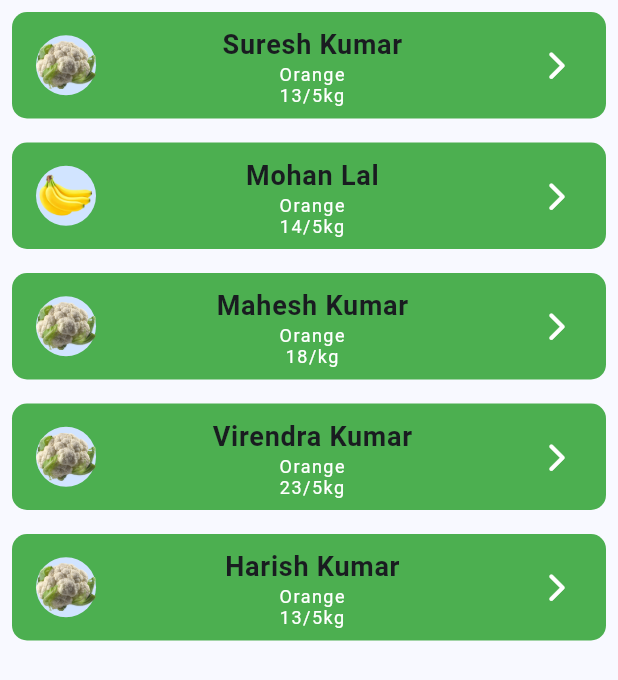
After one commit to AyushMaanTyagi/krishi-Haat, a Flutter app: the HomeScreen screen opened directly, after a tap on "Orange", on a phone screen of 412 x 824 dp. The commit adds this screen. Shown: the top 680 px of the screen. Run offline on Flutter 3.47's test engine with Material 3 defaults, Android fonts, the phone set to English and light mode, and no system bars; our stand-ins replace carousel_slider, cloud_firestore, firebase_core, flutter_svg, font_awesome_flutter; accounts and stored records are empty.

Commit message:
Adding Models and Display farmer List based on crop selected

```diff
--- /dev/null
+++ b/lib/Models/CategoryModel.dart
@@ -0,0 +1,27 @@
+
+class  Categorymodel {
+  String? imagePath;
+  String? name;
+   String? cat;
+   String? price;
+Categorymodel({required this.cat,this.imagePath,this.name,this.price});
+Map<String ,dynamic>toMap()
+{
+  return{
+    'imagePath':imagePath,
+    'name':name,
+    'cat':cat,
+    'price':price
+  };
+}
+
+Categorymodel.fromMap(Map<String ,dynamic>map)
+{
+  cat=map['cat'];
+  price=map['price'];
+  imagePath=map['imagePath'];
+  name=map['name'];
+
+}
+
+}
--- /dev/null
+++ b/lib/Models/farmerModel.dart
@@ -0,0 +1,36 @@
+import 'package:flutter_application_1/Models/CategoryModel.dart';
+
+class Farmermodel {
+  String name; // this is farmer name
+  String? pic; // this is farmer's profile picture
+  List<Categorymodel>
+      farmercroplist; // this list contains all the crops harvested by farmer and uploaded on our app to sell
+
+  // Categorymodel??
+  // Categorymodel is any vegetable,fruit or edible item sold by farmer
+  // Categorymodel kind of DataType which stores the properties of particular item and it contains general attributes like
+  // like -> name of item, picture of item, price of item set by farmer, and the category in which that item lies.
+  // Example ->Categorymodel gobhiByfarmer_Ramesh Categorymodel(cat: "vegetable",name: 'Gobhi',imagePath: 'assets/gobhi.png',price:'20Rs/5Kg')
+
+  // List<Categorymodel>
+  // This list contains all the edible item sold by particular farmer
+
+  Farmermodel(
+      {required this.farmercroplist, required this.name, required this.pic,required this.Farmerkicrops});
+
+
+
+  // How to access this list to pass its values as parameter in app ui?
+  // ex. farmers[0].name=Ramesh Kumar
+  // farmers[0].farmercroplist[0].name=Gobhi
+
+  // Map<String, dynamic>toMap()
+  // {
+  //   return {
+  //     "name":name,
+  //     "pic":pic,
+  //   };
+  // }
+  List<Map<dynamic,dynamic>>Farmerkicrops=[{'Gobhi':'20/5kg','Onion':'30/5kg','Banana':'12/3dozen'},{'Orange':'13/5kg'}];
+
+}
--- /dev/null
+++ b/lib/Uicomponent/searchfarmer.dart
@@ -0,0 +1,32 @@
+import 'dart:developer';
+
+import 'package:flutter_application_1/Models/farmerModel.dart';
+
+ List<Farmermodel>SearchByCrop({required List<Farmermodel>farmer,required String crop,required String cat})
+  {
+    List<Farmermodel>newlist=[];
+    log("farmer:$farmer");
+    log("crop:$crop and Cat:$cat");
+    for (var givenFarmer in farmer)
+    {
+      // for (var fooditem in givenFarmer.farmercroplist)
+      // {
+      //   log("${fooditem.cat!},${fooditem.name!}");
+      //   if(fooditem.cat!.compareTo(cat)==0 && fooditem.name!.compareTo(crop)==0)
+      //   {
+      //     newlist.add(givenFarmer);
+      //   }
+      // }
+
+      if(cat=="Vegetables")
+      {
+        givenFarmer.Farmerkicrops[0].containsKey(crop)==true?newlist.add(givenFarmer):0;
+      }
+      else
+      {
+        givenFarmer.Farmerkicrops[1].containsKey(crop)==true?newlist.add(givenFarmer):0;
+      }
+    }
+    log("newlist1:$newlist");
+    return newlist;
+  }
--- a/lib/main.dart
+++ b/lib/main.dart
@@ -21,7 +21,7 @@ class MyApp extends StatelessWidget {
         useMaterial3: true,
       ),
       debugShowCheckedModeBanner: false,
-      home: HomeScreen(),
+      home: Welcome(),
     );
   }
 }
--- /dev/null
+++ b/lib/pages/displayFarmerlist.dart
@@ -0,0 +1,143 @@
+import 'dart:developer';
+
+import 'package:flutter/material.dart';
+import 'package:flutter_application_1/Models/CategoryModel.dart';
+import 'package:flutter_application_1/Models/farmerModel.dart';
+import 'package:flutter_application_1/Uicomponent/helpful.dart';
+import 'package:flutter_application_1/Uicomponent/searchfarmer.dart';
+import 'package:flutter_application_1/Uicomponent/text.dart';
+import 'package:font_awesome_flutter/font_awesome_flutter.dart';
+class FarmerList extends StatefulWidget {
+
+final String cat;
+final String crop;
+const FarmerList({super.key, required this.cat, required this.crop});
+
+  @override
+  State<FarmerList> createState() => _FarmerListState();
+}
+
+
+
+List<Farmermodel> farmers = [
+    Farmermodel(
+        name: "Suresh Kumar",
+        pic: 'gobhi.png',
+        farmercroplist: [
+          Categorymodel(cat: "Vegetables",name: 'Gobhi',imagePath: 'give image path',price: "Rs20/5kg"),
+          Categorymodel(cat: "Vegetables",name: 'Onion',imagePath: 'give image path',price: "Rs20/5kg")
+        ],
+        Farmerkicrops: [{'Gobhi':'20/5kg','Onion':'30/5kg'},{'Banana':'12/3dozen','Orange':'13/5kg'}]
+        ),
+    Farmermodel(
+        name: "Mohan Lal",
+        farmercroplist: [
+          Categorymodel(cat: "Fruits", name: "Banana", imagePath: "",price: "Rs20/5kg"),
+          Categorymodel(cat: "Vegetables", name: "Gobhi", imagePath: "",price: "Rs20/5kg"),
+          Categorymodel(cat: "Fruits", name: "Orange", imagePath: "",price: "Rs20/5kg"),
+          Categorymodel(cat: "Vegetables", name: "Onion", imagePath: "",price: "Rs20/5kg"),
+        ],
+        pic: 'banana.png',
+        Farmerkicrops: [{'Gobhi':'18/5kg','Onion':'27/5kg'},{'Banana':'11/3dozen','Orange':'14/5kg'}]
+        ),
+
+        Farmermodel(
+        name: "Ramesh Kumar",
+        pic: 'gobhi.png',
+        farmercroplist: [
+          Categorymodel(cat: "Fruits",name: 'Orange',imagePath: 'give image path',price: "Rs20/5kg"),
+          Categorymodel(cat: "Fruits",name: 'Banana',imagePath: 'give image path',price: "Rs20/5kg"),],
+          Farmerkicrops: [{'Gobhi':'22/5kg','Onion':'19/5kg'},{}]
+          ),
+        Farmermodel(
+        name: "Mahesh Kumar",
+        pic: 'gobhi.png',
+        farmercroplist: [
+          Categorymodel(cat: "Fruits",name: 'Orange',imagePath: 'give image path',price: "Rs20/5kg"),
+          Categorymodel(cat: "Vegetables", name: "Gobhi", imagePath: "",price: "Rs20/5kg"),
+          Categorymodel(cat: "Fruits",name: 'Banana',imagePath: 'give image path',price: "Rs20/5kg")],
+          Farmerkicrops: [{},{'Banana':'13/5kg','Orange':'18/kg'}]),
+  Farmermodel(
+        name: "Virendra Kumar",
+        pic: 'gobhi.png',
+        farmercroplist: [
+          Categorymodel(cat: "Fruits",name: 'Orange',imagePath: 'give image path',price: "Rs20/5kg"),
+          Categorymodel(cat: "Vegetables",name: 'Onion',imagePath: 'give image path',price: "Rs20/5kg"),
+          Categorymodel(cat: "Fruits",name: 'Banana',imagePath: 'give image path',price: "Rs20/5kg")],
+          Farmerkicrops: [{},{'Orange':'23/5kg'}]
+          ),
+  Farmermodel(
+        name: "Harish Kumar",
+        pic: 'gobhi.png',
+        farmercroplist: [
+          Categorymodel(cat: "Fruits",name: 'Orange',imagePath: 'give image path',price: "Rs20/5kg"),
+          Categorymodel(cat: "Vegetables", name: "Gobhi", imagePath: "",price: "Rs20/5kg"),
+          Categorymodel(cat: "Fruits",name: 'Banana',imagePath: 'give image path',price: "Rs20/5kg") ],
+          Farmerkicrops: [{'Gobhi':'20/5kg'},{'Orange':'13/5kg'}]),
+
+  ];
+
+
+
+class _FarmerListState extends State<FarmerList> {
+  late String crop;
+  late String cat;
+   List<Farmermodel>newlist=[];
+  @override
+  void initState() {
+    // TODO: implement initState
+    super.initState();
+    cat=widget.cat;
+    crop=widget.crop;
+   newlist=SearchByCrop(farmer:farmers, crop: crop, cat: cat );
+    log("newlist:$newlist");
+
+  }
+
+  @override
+  void dispose() {
+    // TODO: implement dispose
+    super.dispose();
+  }
+
+  @override
+  Widget build(BuildContext context) {
+    Size size=MediaQuery.of(context).size;
+    return Scaffold(
+      body:Container(
+        width: double.infinity,
+        height: double.infinity,
+        child: ListView.builder(
+          itemCount:newlist.length ,
+          itemBuilder:(context,index)
+          {
+            return Padding(
+              padding: const EdgeInsets.all(8.0),
+              child: ListTile(
+                leading:CircleAvatar(child: Image.asset(
+                "assets/images/${newlist[index].pic!}")) ,
+                title: displaytxt(s: newlist[index].name,fw: FontWeight.bold,fs: 18),
+                subtitle: Column(
+                  children: [
+                    displaytxt(s: crop),
+                    (cat=="Vegetables")?displaytxt(s:newlist[index].Farmerkicrops[0][crop]):displaytxt(s:newlist[index].Farmerkicrops[1][crop]),
+                  ],
+                ),
+
+                trailing: Icon(FontAwesomeIcons.chevronRight,size: 20,),
+                hoverColor: blue,
+                dense: true,
+
+                tileColor: green,
+                horizontalTitleGap:5 ,
+                minLeadingWidth: 10,
+                iconColor: white,
+                subtitleTextStyle:const TextStyle(color: white,inherit: true,letterSpacing: 1),
+                shape: RoundedRectangleBorder(borderRadius: BorderRadius.circular(10))
+              ),
+            );
+          }),
+      ) ,
+    );
+  }
+}
--- a/lib/pages/loginpg.dart
+++ b/lib/pages/loginpg.dart
@@ -1,6 +1,7 @@
 import 'package:flutter/material.dart';
 import 'package:flutter_application_1/Uicomponent/helpful.dart';
 import 'package:flutter_application_1/Uicomponent/text.dart';
+import 'package:flutter_application_1/pages/homepage.dart';
 import 'package:flutter_application_1/pages/signup.dart';
 class Loginpg extends StatefulWidget {
  const Loginpg({super.key});
@@ -67,7 +68,9 @@ class _LoginpgState extends State<Loginpg> {
               ],
             ),
             InkWell(child: button(size: size, text: "Log In", color: green),
-            onTap: () => 0,
+            onTap: () => Navigator.push(context,MaterialPageRoute(builder: (context){
+              return HomeScreen();
+            })),
             ),
             SizedBox(height: size.width*0.08,),
             displaytxt(s: "Or"),
--- a/lib/pages/signup.dart
+++ b/lib/pages/signup.dart
@@ -1,7 +1,9 @@
 import 'package:flutter/material.dart';
 import 'package:flutter_application_1/Uicomponent/helpful.dart';
 import 'package:flutter_application_1/Uicomponent/text.dart';
+import 'package:flutter_application_1/pages/homepage.dart';
 class SignUppg extends StatefulWidget {
+
  const SignUppg({super.key});
 
   @override
@@ -50,7 +52,9 @@ class _SignUppgState extends State<SignUppg> {
             SizedBox(height: size.width*0.04,),
 
             InkWell(child: button(size: size, text: "Sign Up", color: green),
-            onTap: () => 0,
+            onTap: () =>  Navigator.push(context,MaterialPageRoute(builder: (context){
+              return HomeScreen();
+            })),
             ),
             SizedBox(height: size.width*0.08,),
             displaytxt(s: "Or"),
--- a/lib/userwidgets/product_card.dart
+++ b/lib/userwidgets/product_card.dart
@@ -1,16 +1,19 @@
 import 'package:flutter/material.dart';
 import 'package:flutter_application_1/Uicomponent/helpful.dart';
+import 'package:flutter_application_1/pages/displayFarmerlist.dart';
 import 'package:font_awesome_flutter/font_awesome_flutter.dart';
 import 'product_section.dart';
 
 class ProductCard extends StatelessWidget {
   final Product product;
+  final String title;
 
-  const ProductCard({Key? key, required this.product}) : super(key: key);
+  const ProductCard({Key? key, required this.product, required this.title}) : super(key: key);
 
   @override
   Widget build(BuildContext context) {
-    return Container(
+    return InkWell(
+      child: Container(
         width: 170,
         padding: const EdgeInsets.all(6),
         decoration: BoxDecoration(
@@ -58,6 +61,12 @@ class ProductCard extends StatelessWidget {
 
           ],
         ),
+      ),
+      onTap: () {
+        Navigator.push(context, MaterialPageRoute(builder: (context){
+          return FarmerList( cat: title, crop:product.name);
+        }));
+      },
     );
   }
 }
--- a/lib/userwidgets/product_section.dart
+++ b/lib/userwidgets/product_section.dart
@@ -48,7 +48,7 @@ class ProductSection extends StatelessWidget {
             itemBuilder: (context, index) {
               return Padding(
                 padding: const EdgeInsets.only(right: 10),
-                child: ProductCard(product: products[index]),
+                child: ProductCard(product: products[index],title: title,),
               );
             },
           ),
```
Lines whose indentation alone changed are shown as unchanged.
